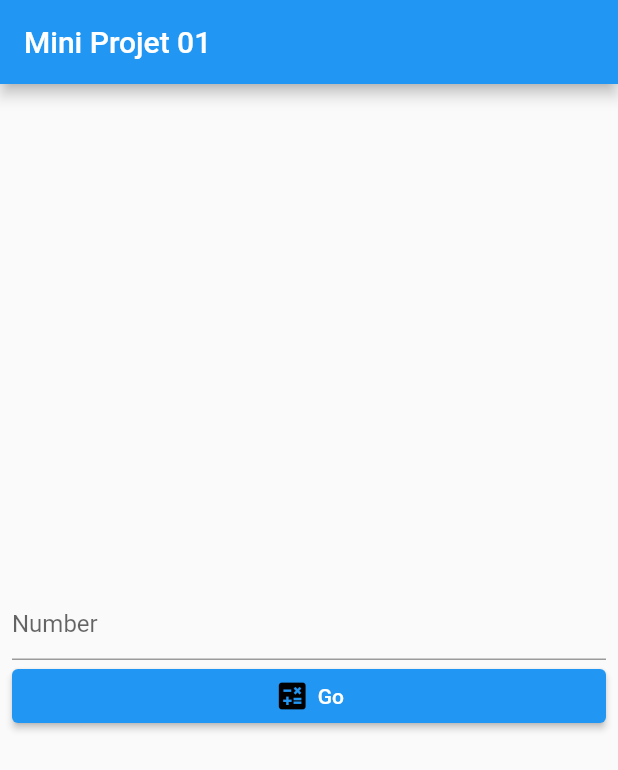
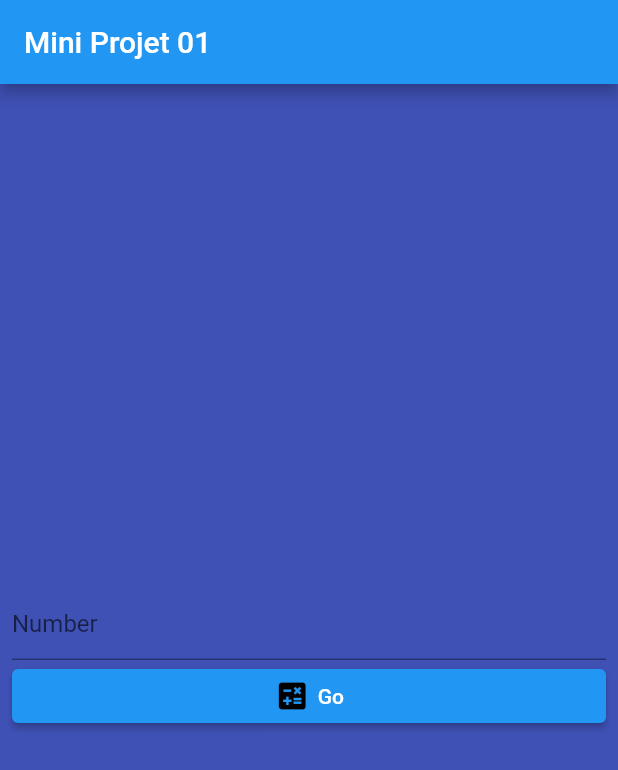
Before and after one commit to AbdelTriX/FlutterMiniProjectV1, a Flutter app: the screen it shows after launch, on a phone screen of 412 x 824 dp. Shown: the top 770 px of the screen. Run offline on Flutter 3.47's test engine with Material 2 defaults, Android fonts, the phone set to English and light mode, and no system bars.

Commit message:
Navigation between screens & some code refactoring

```diff
--- a/lib/Screen/choice.dart
+++ b/lib/Screen/choice.dart
@@ -1,4 +1,6 @@
 import 'package:flutter/material.dart';
+import 'package:mini_project01/Screen/calculation.dart';
+import 'package:mini_project01/Screen/mainContainer.dart';
 
 class ChoiceScreen extends StatelessWidget {
   const ChoiceScreen({super.key});
@@ -22,7 +24,9 @@ class ChoiceScreen extends StatelessWidget {
 
               try{
                 int number = int.parse(numberController.text);
-                print(number);
+
+                // BHAL INTENT LI F JAVA
+                Navigator.of(context).push(MaterialPageRoute(builder: (context) => mainContainer(CalculationScreen())));
               }on Exception {
                 SnackBar snackBar = const SnackBar(
                     content: Row(
--- /dev/null
+++ b/lib/Screen/mainContainer.dart
@@ -0,0 +1,13 @@
+import 'package:flutter/material.dart';
+
+Scaffold mainContainer(Widget content) {
+  return Scaffold(
+    backgroundColor: Colors.indigo,
+    appBar: AppBar(
+      title: Text("Mini Projet 01"),
+    ),
+    body: Padding(
+      padding: EdgeInsets.all(8.0),
+      child: content,
+    ));
+}
--- a/lib/main.dart
+++ b/lib/main.dart
@@ -1,6 +1,8 @@
 import 'package:flutter/material.dart';
+import 'package:mini_project01/Screen/calculation.dart';
 
 import 'Screen/choice.dart';
+import 'Screen/mainContainer.dart';
 
 
 void main() {
@@ -15,15 +17,7 @@ class MyApp extends StatelessWidget {
   Widget build(BuildContext context) {
     return MaterialApp(
       debugShowCheckedModeBanner: false,
-      home: Scaffold(
-        appBar: AppBar(
-          title: Text("Mini Projet 01"),
-        ),
-        body: const Padding(
-          padding: EdgeInsets.all(8.0),
-          child: ChoiceScreen(),
-        ),
-      ),
+      home: mainContainer(ChoiceScreen()),
     );
   }
 }
```
Also changed, not shown: lib/Screen/calculation.dart (added, +14 -0 lines).
